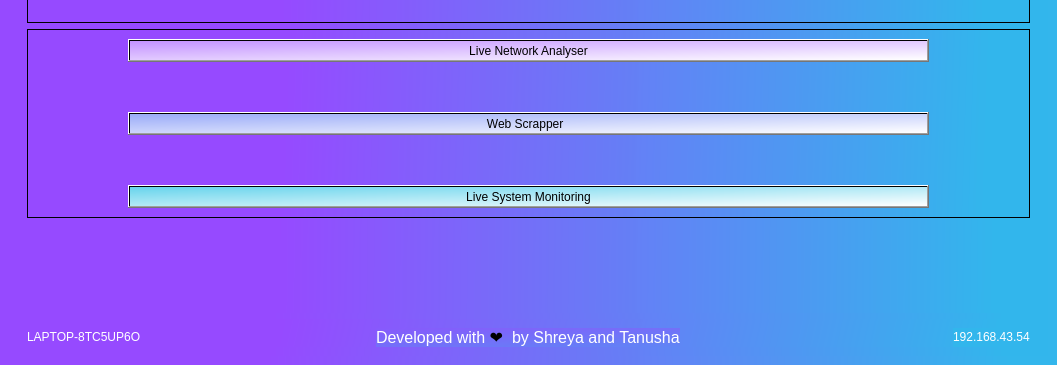
First picture: the form in src/designs/mainWindow.ui, repository MoonPengu/WebScrapper, before the edit; both pictures show x 0 to 1057 and y 280 to 645 of the 1057 by 645 pixel window.
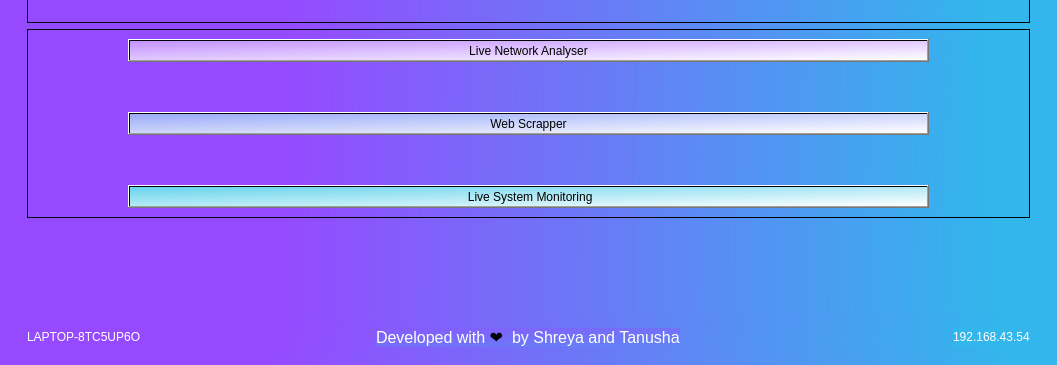
Second picture: the form after the edit. Icons and pictures are not drawn.

What changed in the file:
```diff
--- a/src/designs/mainWindow.ui
+++ b/src/designs/mainWindow.ui
@@ -731,7 +731,11 @@
 background-color: qlineargradient(spread:pad, x1:0, y1:0, x2:1, y2:1, stop:0 rgba(154, 171, 248, 255), stop:1 rgba(255, 255, 255, 255))</string>
                 </property>
                 <property name="text">
-                 <string>  Web Scrapper    </string>
+                 <string>Web Scrapper</string>
+                </property>
+                <property name="icon">
+                 <iconset resource="../icons.qrc">
+                  <normaloff>:/icons/grommet-icons_language_light.svg</normaloff>:/icons/grommet-icons_language_light.svg</iconset>
                 </property>
                </widget>
               </item>
@@ -752,7 +756,11 @@
 background-color: qlineargradient(spread:pad, x1:0, y1:0, x2:1, y2:1, stop:0 rgba(103, 212, 236, 255), stop:1 rgba(255, 255, 255, 255))</string>
                 </property>
                 <property name="text">
-                 <string>  Live System Monitoring  </string>
+                 <string> Live System Monitoring</string>
+                </property>
+                <property name="icon">
+                 <iconset resource="../icons.qrc">
+                  <normaloff>:/icons/ic_outline-room-preferences_light.svg</normaloff>:/icons/ic_outline-room-preferences_light.svg</iconset>
                 </property>
                </widget>
               </item>
```
Left out of the diff: 10 changed lines with no effect on the pictures.
